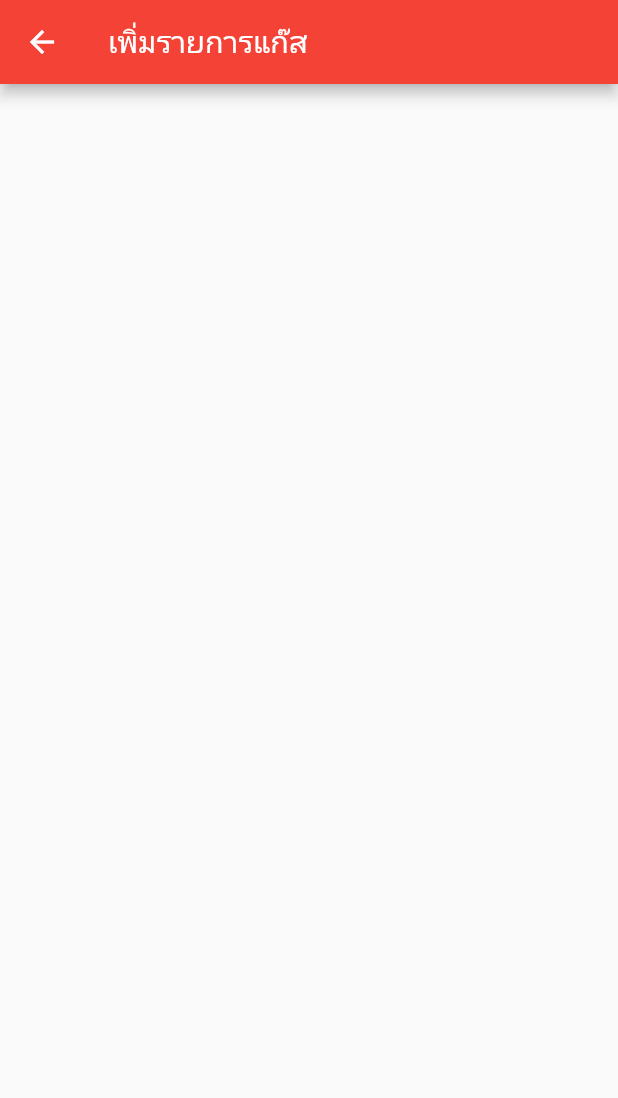
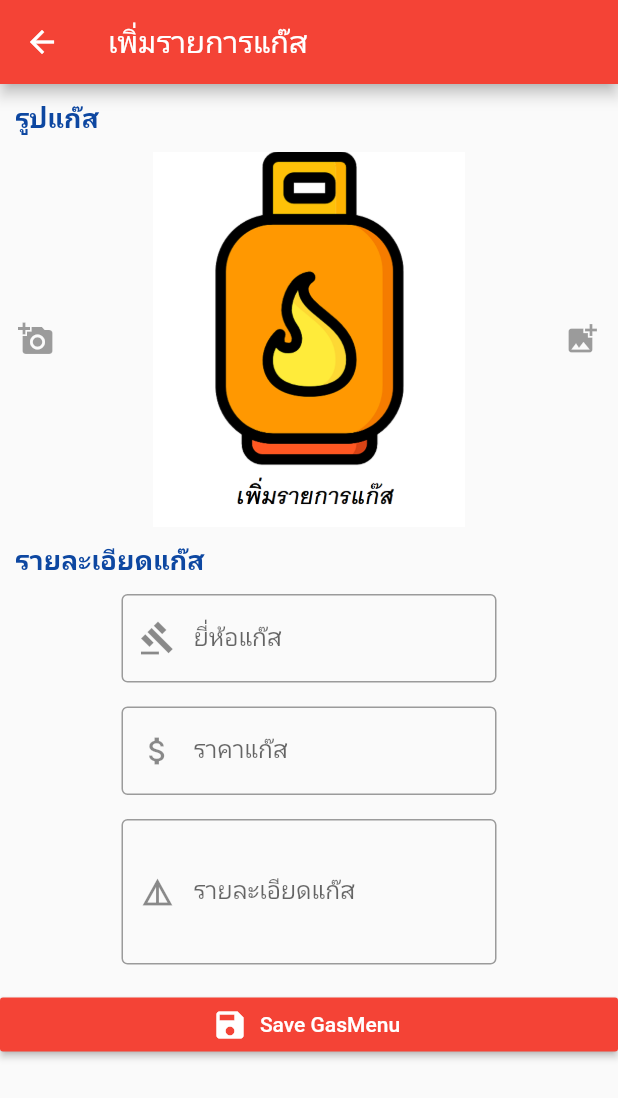
Before and after one commit to 624235049/ppsgasproject, a Flutter app: the AddGasMenu screen opened directly, on a phone screen of 412 x 824 dp. Shown: the top 1098 px of the screen. Run offline on Flutter 3.47's test engine with Material 2 defaults, Android fonts, the phone set to English and light mode, and no system bars; our stand-ins replace dio, google_maps_flutter, image_picker, location, shared_preferences; accounts and stored records are empty.

Commit message:
add listgas imagebutton and textfieldForm

```diff
--- a/lib/screen/add_gas_menu.dart
+++ b/lib/screen/add_gas_menu.dart
@@ -1,4 +1,5 @@
 import 'package:flutter/material.dart';
+import 'package:ppsgasproject/utility/my_style.dart';
 
 class AddGasMenu extends StatefulWidget {
   @override
@@ -12,6 +13,101 @@ class _AddGasMenuState extends State<AddGasMenu> {
       appBar: AppBar(
         title: Text('เพิ่มรายการแก๊ส'),
       ),
+      body: SingleChildScrollView(
+        child: Column(
+          children: <Widget>[
+            showTitleGas('รูปแก๊ส'),
+            groupImage(),
+            showTitleGas('รายละเอียดแก๊ส'),
+            nameForm(),
+            MyStyle().mySizebox(),
+            priceForm(),
+            MyStyle().mySizebox(),
+            detailForm(),
+            MyStyle().mySizebox(),
+            saveButton(),
+          ],
+        ),
+      ),
+    );
+  }
+
+  Widget saveButton() {
+    return Container(
+      width: MediaQuery.of(context).size.width,
+      child: RaisedButton.icon(
+        color: MyStyle().primaryColor,
+        onPressed: () {},
+        icon: Icon(
+          Icons.save,
+          color: Colors.white,
+        ),
+        label: Text(
+          'Save GasMenu',
+          style: TextStyle(color: Colors.white),
+        ),
+      ),
+    );
+  }
+
+  Widget nameForm() => Container(
+        width: 250.0,
+        child: TextField(
+          decoration: InputDecoration(
+            prefixIcon: Icon(Icons.gavel_sharp),
+            labelText: 'ยี่ห้อแก๊ส',
+            border: OutlineInputBorder(),
+          ),
+        ),
+      );
+
+  Widget priceForm() => Container(
+        width: 250.0,
+        child: TextField(
+          decoration: InputDecoration(
+            prefixIcon: Icon(Icons.attach_money),
+            labelText: 'ราคาแก๊ส',
+            border: OutlineInputBorder(),
+          ),
+        ),
+      );
+
+  Widget detailForm() => Container(
+        width: 250.0,
+        child: TextField(
+          keyboardType: TextInputType.multiline,
+          maxLines: 3,
+          decoration: InputDecoration(
+            prefixIcon: Icon(Icons.details),
+            labelText: 'รายละเอียดแก๊ส',
+            border: OutlineInputBorder(),
+          ),
+        ),
+      );
+
+  Row groupImage() {
+    return Row(
+      mainAxisAlignment: MainAxisAlignment.spaceBetween,
+      children: <Widget>[
+        IconButton(icon: Icon(Icons.add_a_photo), onPressed: null),
+        Container(
+          width: 250.0,
+          height: 250.0,
+          child: Image.asset('assets/images/gasimg2.png'),
+        ),
+        IconButton(icon: Icon(Icons.add_photo_alternate), onPressed: null),
+      ],
+    );
+  }
+
+  Widget showTitleGas(String string) {
+    return Container(
+      margin: EdgeInsets.all(10.0),
+      child: Row(
+        children: [
+          MyStyle().showTitleH2(string),
+        ],
+      ),
     );
   }
 }
--- a/pubspec.yaml
+++ b/pubspec.yaml
@@ -86,6 +86,8 @@ flutter:
     - assets/images/profile2.png
     - assets/images/emp1.jpg
     - assets/images/imageIcons.jpg
+    - assets/images/gasimg2.png
+
 
 
   # An image asset can refer to one or more resolution-specific "variants", see
```
Also changed, not shown: assets/images/gasimg2.png (added).
